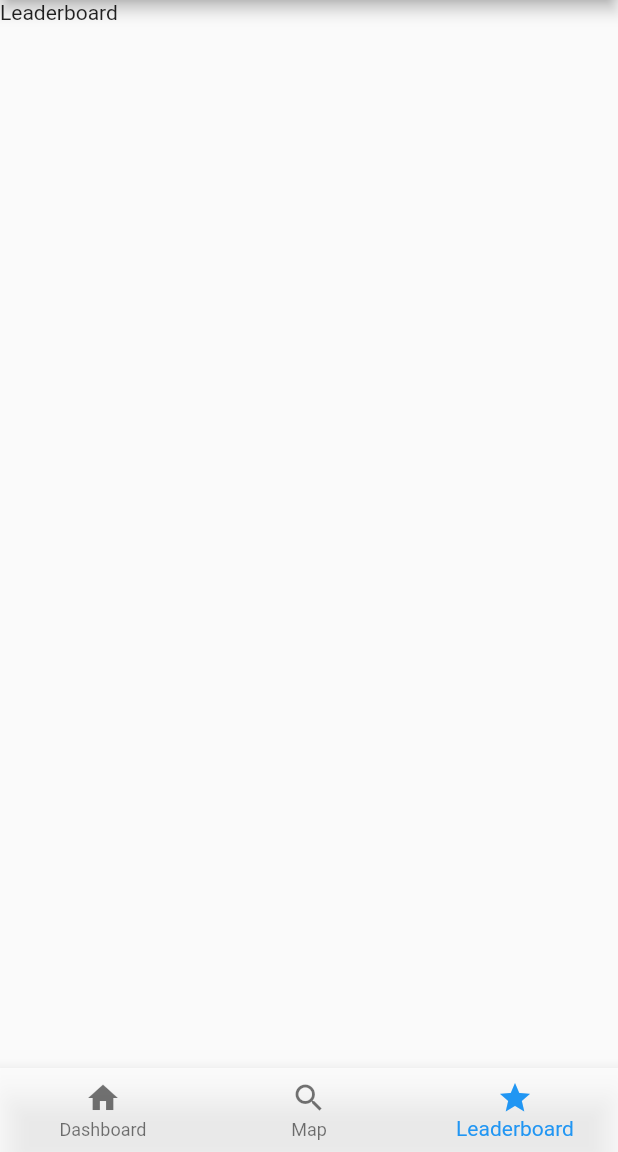
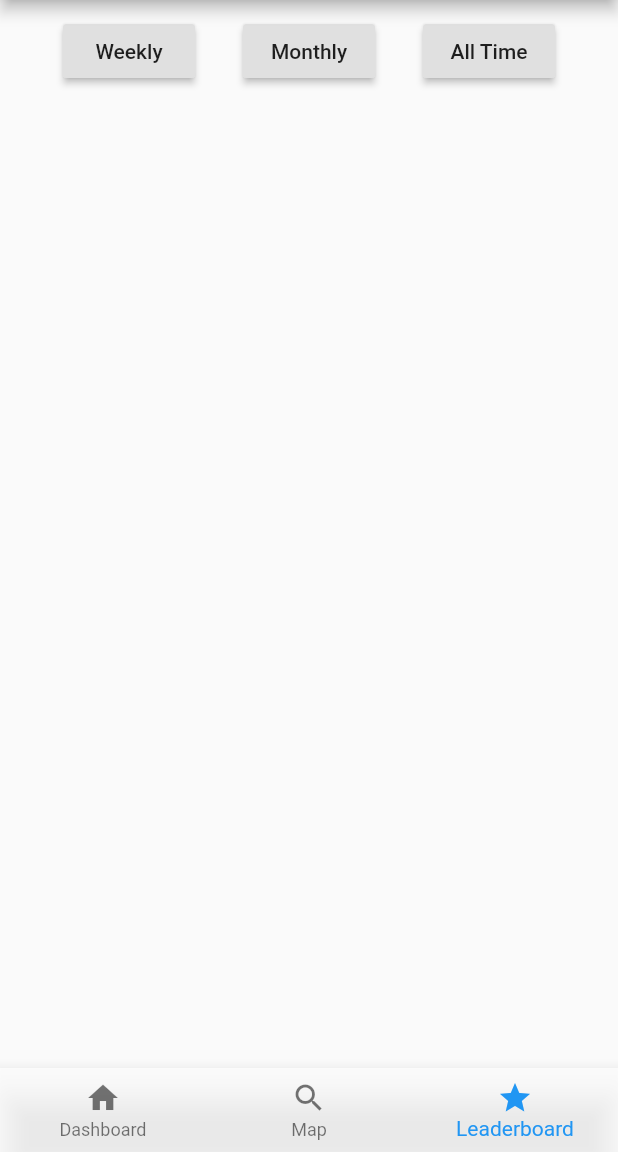
Before and after one commit to Andrewuwu/Driving_Rating_App, a Flutter app: the screen it shows after launch, item 3 of the bottom bar chosen, on a phone screen of 412 x 824 dp, the part 84-1236 px from its top. Run offline on Flutter 3.47's test engine with Material 2 defaults, Android fonts, the phone set to English and light mode, and no system bars; our stand-ins replace geolocator.

```diff
--- a/lib/Screens/Leaderboard.dart
+++ b/lib/Screens/Leaderboard.dart
@@ -6,8 +6,56 @@ class Leaderboard extends StatefulWidget {
 }
 
 class _LeaderboardState extends State<Leaderboard> {
+  final List<String> _names = <String>[
+    'Andrew',
+    'John' 'Bob' 'Cameron' 'Bill' 'Vincent' 'Samuel' 'Art' 'Lucas'
+  ];
+  final List<String> _points = <String>[
+    '10000',
+    '1234' '235' '195' '187' '124' '97' '64' '0'
+  ];
   @override
   Widget build(BuildContext context) {
-    return Text('Leaderboard');
+    return Container(
+      decoration: BoxDecoration(shape: BoxShape.circle),
+      padding: EdgeInsets.all(10.0),
+      child: Row(
+        mainAxisAlignment: MainAxisAlignment.spaceEvenly,
+        children: <Widget>[
+          RaisedButton(
+            child: Text('Weekly'),
+            onPressed: () {
+              _displayRanking();
+            },
+          ),
+          RaisedButton(
+            child: Text('Monthly'),
+            onPressed: () {},
+          ),
+          RaisedButton(
+            child: Text('All Time'),
+            onPressed: () {
+              _displayRanking();
+            },
+          ),
+        ],
+      ),
+    );
+  }
+
+  Widget _displayRanking() {
+    return ListView(
+      children: <Widget>[_buildRanking()],
+    );
+  }
+
+  Widget _buildRanking() {
+    for (int i = 0; i < _names.length; i++) {
+      return ListTile(
+        leading: Icon(Icons.account_circle),
+        title: Text(_names[i]),
+        subtitle: Text('points' + _points[i]),
+      );
+    }
   }
 }
```
